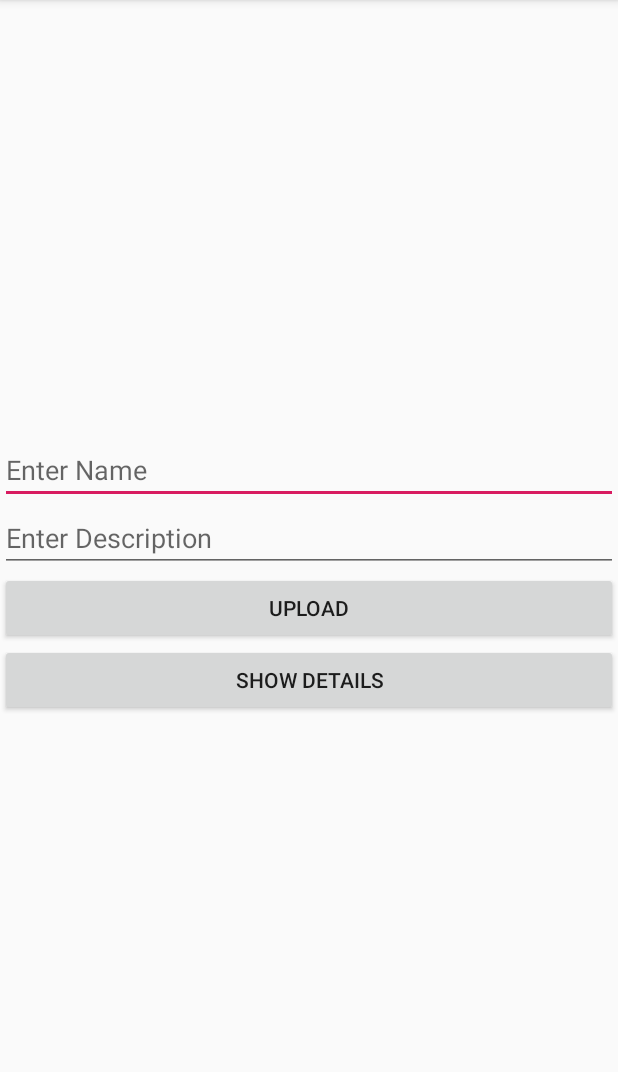
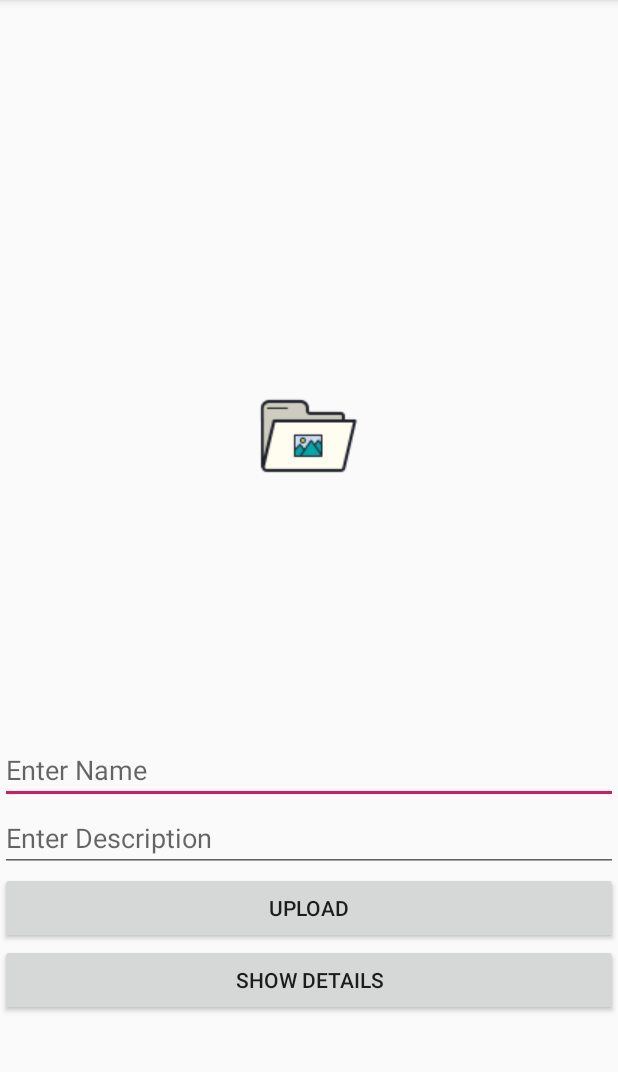
Before and after one commit to nabinrc/Heroes, an Android app: the Register screen opened directly, with no data from a screen before it, after a tap on "UPLOAD", on a phone screen of 412 x 824 dp, the part 84-1156 px from its top. Run offline under Robolectric (Android 15) with nearby library versions, the phone set to English and light mode, and no system bars; 1 statement that could not run was skipped.

Commit message:
image uploaded from url

```diff
--- a/app/src/main/java/MyAPI/MyAPI.java
+++ b/app/src/main/java/MyAPI/MyAPI.java
@@ -1,18 +1,38 @@
 package MyAPI;
 
 import java.util.List;
+import java.util.Map;
 
 import model.User;
+import okhttp3.MultipartBody;
 import retrofit2.Call;
 import retrofit2.http.Body;
+import retrofit2.http.Field;
+import retrofit2.http.FieldMap;
+import retrofit2.http.FormUrlEncoded;
 import retrofit2.http.GET;
+import retrofit2.http.Multipart;
 import retrofit2.http.POST;
+import retrofit2.http.Part;
 
 public interface MyAPI {
 
     @GET("heroes")
     Call<List<User>> getUser();
 
+//    @POST("heroes")
+//    Call<Void> registerUser(@Body User user);
+
+//2. Using @field
+
+//    @FormUrlEncoded
+//    @POST("heroes")
+//    Call<Void> addHero(@Field("name") String name, @Field("desc") String desc);
+
+    //3. using @fieldMap
+    @FormUrlEncoded
     @POST("heroes")
-    Call<Void> registerUser(@Body User user);
+    Call<Void> addHero2(@FieldMap Map<String, String> map);
+
+
 }
--- a/app/src/main/java/com/heros/Register.java
+++ b/app/src/main/java/com/heros/Register.java
@@ -1,13 +1,23 @@
 package com.heros;
 
 import android.content.Intent;
+import android.graphics.BitmapFactory;
+import android.os.StrictMode;
 import android.support.v7.app.AppCompatActivity;
 import android.os.Bundle;
 import android.text.method.CharacterPickerDialog;
 import android.view.View;
 import android.widget.Button;
 import android.widget.EditText;
+import android.widget.ImageView;
 import android.widget.Toast;
+
+import java.io.IOException;
+import java.io.InputStream;
+import java.net.MalformedURLException;
+import java.net.URL;
+import java.util.HashMap;
+import java.util.Map;
 
 import MyAPI.MyAPI;
 import model.User;
@@ -16,11 +26,13 @@ import retrofit2.Callback;
 import retrofit2.Response;
 import retrofit2.Retrofit;
 import retrofit2.converter.gson.GsonConverterFactory;
+import retrofit2.http.Url;
 
 public class Register extends AppCompatActivity {
     private static final String BASE_URL="http://10.0.2.2:3000/";
     private EditText etName,etDescription;
     private Button btnUpload,btnShowDetails;
+    private ImageView imgImage;
 
     @Override
     protected void onCreate(Bundle savedInstanceState) {
@@ -31,6 +43,7 @@ public class Register extends AppCompatActivity {
         etDescription = findViewById(R.id.etDescription);
         btnUpload = findViewById(R.id.btnUpload);
         btnShowDetails = findViewById(R.id.btnShowDetails);
+        imgImage = findViewById(R.id.etImage);
 
         btnShowDetails.setOnClickListener(new View.OnClickListener() {
             @Override
@@ -52,6 +65,12 @@ public class Register extends AppCompatActivity {
                 String name = etName.getText().toString();
                 String desc = etDescription.getText().toString();
 
+
+                Map<String,String> map = new HashMap<>();
+                map.put("name",name);
+                map.put("desc",desc);
+
+
                 User user = new User(image,id,name,desc);
 
                 Retrofit retrofit = new Retrofit.Builder()
@@ -61,7 +80,7 @@ public class Register extends AppCompatActivity {
 
                  MyAPI myAPI = retrofit.create(MyAPI.class);
 
-                Call<Void> voidCall = myAPI.registerUser(user);
+                Call<Void> voidCall = myAPI.addHero2(map);
 
                 voidCall.enqueue(new Callback<Void>() {
                     @Override
@@ -82,4 +101,20 @@ public class Register extends AppCompatActivity {
             }
         });
     }
+
+    private void StrictMode()
+    {
+        android.os.StrictMode.ThreadPolicy policy =
+                new android.os.StrictMode.ThreadPolicy.Builder().permitAll().build();
+        android.os.StrictMode.setThreadPolicy(policy);
+    }
+
+    private void loadFromUrl() throws IOException {
+        StrictMode();
+
+            String imgURl ="https://www.google.com/search?q=image&tbm=isch&source=iu&ictx=1&fir=A6JJqffgz3xzlM%253A%252CpFs_4Fcq5AgpmM%252C%252Fm%252F0jg24&vet=1&usg=AI4_-kStnHiKDbMRDo0Xa5QgWDtYbRLCkQ&sa=X&ved=2ahUKEwjhzrrV9aviAhVm73MBHRK0Ac0Q_B0wE3oECAoQBg#imgrc=A6JJqffgz3xzlM:";
+            URL url = new URL(imgURl);
+            imgImage.setImageBitmap(BitmapFactory.decodeStream((InputStream)url.getContent()));
+
+    }
 }
--- a/app/src/main/res/layout/activity_register.xml
+++ b/app/src/main/res/layout/activity_register.xml
@@ -7,6 +7,16 @@
     android:orientation="vertical"
     android:gravity="center"
     tools:context=".Register">
+
+    <ImageView
+        android:id="@+id/etImage"
+        android:hint="Hero Name..."
+        android:src="@drawable/choose"
+        android:layout_width="400dp"
+        android:layout_gravity="center"
+        android:layout_height="400dp"
+        android:scaleType="centerInside"/>
+
     <EditText
         android:id="@+id/etName"
         android:layout_width="match_parent"
```
Also changed, not shown: app/src/main/res/drawable/choose.png (added).
